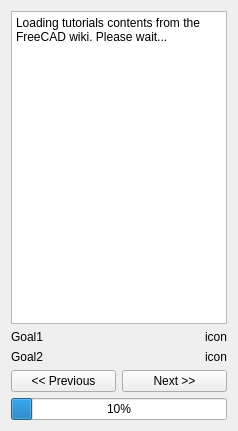
Old version of the form dialogTutorial.ui in the repository yorikvanhavre/BIM_Workbench.
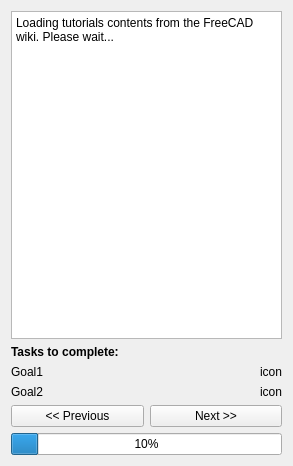
New version of the form.

Commit message: Tutorial UI is working

```diff
--- a/dialogTutorial.ui
+++ b/dialogTutorial.ui
@@ -6,8 +6,8 @@
    <rect>
     <x>0</x>
     <y>0</y>
-    <width>238</width>
-    <height>431</height>
+    <width>293</width>
+    <height>466</height>
    </rect>
   </property>
   <property name="windowTitle">
@@ -28,6 +28,19 @@
      </property>
     </widget>
    </item>
+   <item>
+    <widget class="QLabel" name="labelTasks">
+     <property name="font">
+      <font>
+       <weight>75</weight>
+       <bold>true</bold>
+      </font>
+     </property>
+     <property name="text">
+      <string>Tasks to complete:</string>
+     </property>
+    </widget>
+   </item>
    <item>
     <layout class="QGridLayout" name="gridLayout">
      <item row="0" column="0">
@@ -71,15 +84,15 @@
    </item>
    <item>
     <layout class="QHBoxLayout" name="horizontalLayout">
-     <item>
-      <widget class="QPushButton" name="buttonNext">
-       <property name="text">
-        <string>&lt;&lt; Previous</string>
-       </property>
-      </widget>
-     </item>
      <item>
       <widget class="QPushButton" name="buttonPrevious">
+       <property name="text">
+        <string>&lt;&lt; Previous</string>
+       </property>
+      </widget>
+     </item>
+     <item>
+      <widget class="QPushButton" name="buttonNext">
        <property name="text">
         <string>Next &gt;&gt;</string>
        </property>
```
The commit also changes 4 other files.
